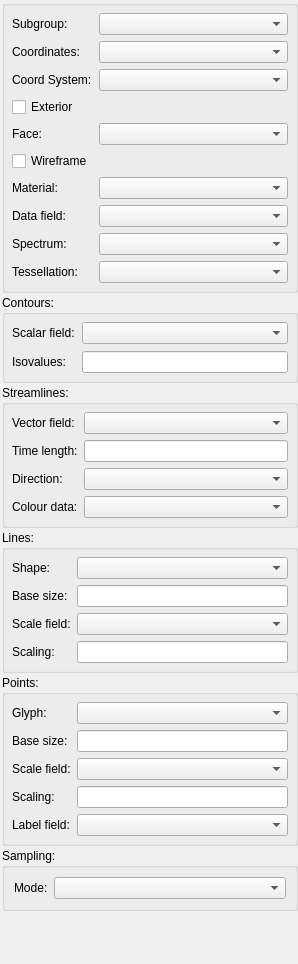
Above: res/designer/graphicseditorwidget.ui from hsorby/cmlibs.widgets before the change. Below: the same form after it.
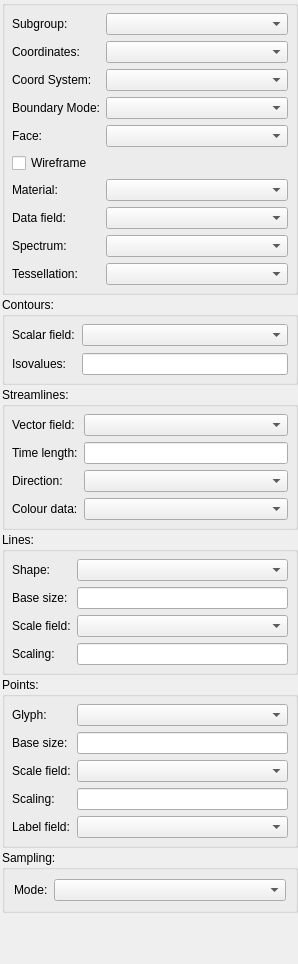
That is the form after the change. Custom widgets are drawn as their Qt base class.

Commit message: Change Exterior checkbox to BoundaryMode chooser

What changed in the file:
```diff
--- a/res/designer/graphicseditorwidget.ui
+++ b/res/designer/graphicseditorwidget.ui
@@ -102,12 +102,15 @@
        <widget class="EnumerationChooserWidget" name="scenecoordinatesystem_chooser"/>
       </item>
       <item row="5" column="0">
-       <widget class="QCheckBox" name="exterior_checkbox">
+       <widget class="QLabel" name="boundarymode_label">
         <property name="text">
-         <string>Exterior</string>
+         <string>Boundary Mode:</string>
         </property>
        </widget>
       </item>
+      <item row="5" column="1">
+       <widget class="EnumerationChooserWidget" name="boundarymode_chooser"/>
+      </item>
       <item row="6" column="0">
        <widget class="QLabel" name="face_label">
         <property name="text">
```
Left out of the diff: 33 changed lines with no effect on the pictures. The commit also changes 3 other files.
